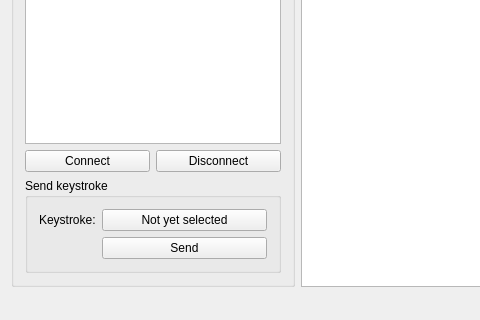
First picture: the form in client/mainwindow.ui, repository sebastiano-barrera/progetto-PDS, before the edit; both pictures show x 0 to 480 and y 115 to 435 of the 833 by 435 pixel window.
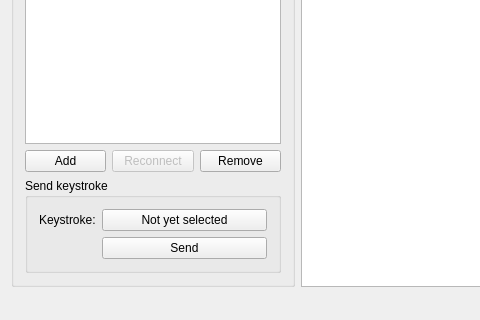
Second picture: the form after the edit. Custom widgets are drawn as their Qt base class.

The edit to the form file:
```diff
--- a/client/mainwindow.ui
+++ b/client/mainwindow.ui
@@ -42,14 +42,24 @@
          <item>
           <widget class="QPushButton" name="btnConnect">
            <property name="text">
-            <string>Connect</string>
+            <string>Add</string>
            </property>
           </widget>
          </item>
          <item>
-          <widget class="QPushButton" name="btnDisconnect">
+          <widget class="QPushButton" name="btnReconnect">
+           <property name="enabled">
+            <bool>false</bool>
+           </property>
            <property name="text">
-            <string>Disconnect</string>
+            <string>Reconnect</string>
+           </property>
+          </widget>
+         </item>
+         <item>
+          <widget class="QPushButton" name="btnRemoveConn">
+           <property name="text">
+            <string>Remove</string>
            </property>
           </widget>
          </item>
```
Left out of the diff: 2 changed lines with no effect on the pictures.
